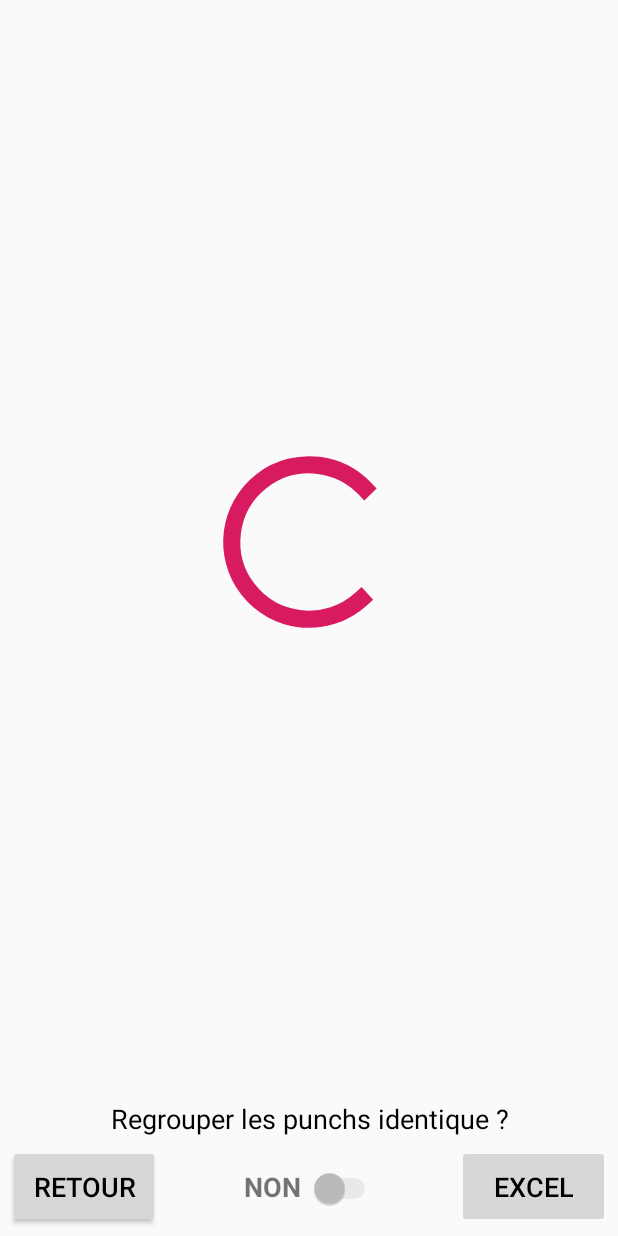
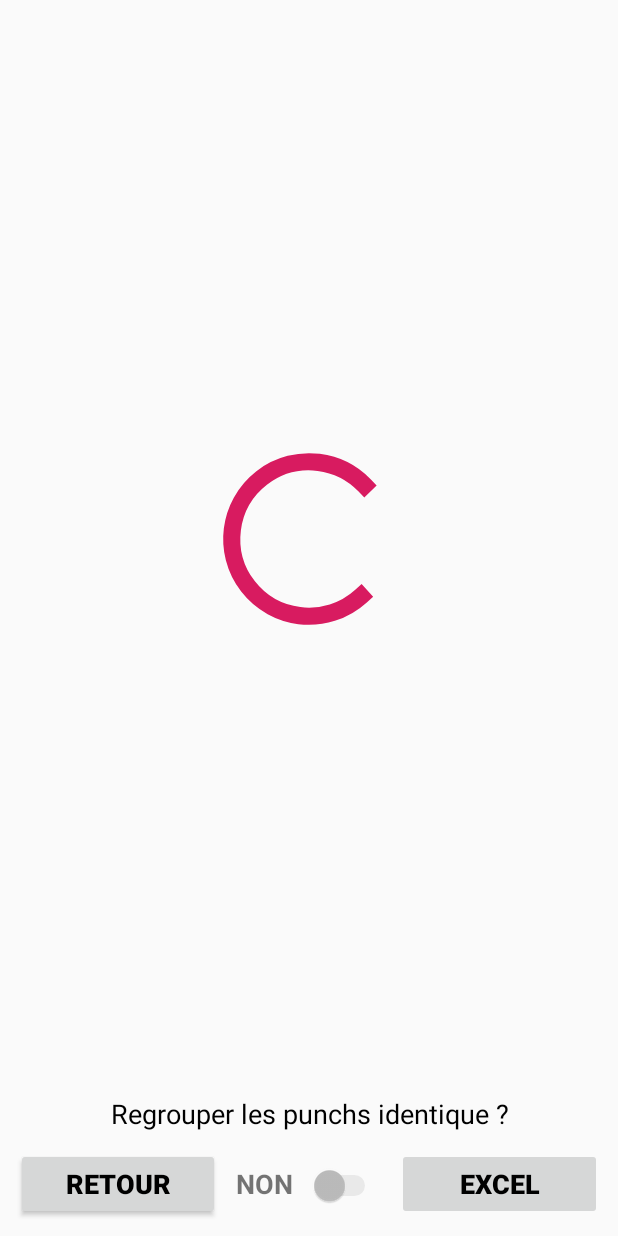
Before and after one commit to acid8x/AnthonyAdmin, an Android app: the PunchsActivity screen opened directly, with no data from a screen before it, on a phone screen of 412 x 824 dp. Run offline under Robolectric (Android 15) with nearby library versions, the light colour scheme and no system bars; libraries missing offline, so code that uses them is left out: org.apache.poi; 1 statement that could not run was skipped.

```diff
--- a/app/src/main/res/layout/activity_punchs.xml
+++ b/app/src/main/res/layout/activity_punchs.xml
@@ -53,10 +53,8 @@
             android:textAlignment="center"
             android:textSize="18sp"
             android:textColor="#000"
-            android:paddingTop="5dp"
-            android:paddingBottom="5dp"
-            android:paddingStart="5dp"
-            android:paddingEnd="5dp"
+            android:layout_margin="5dp"
+            android:singleLine="true"
             android:text="Regrouper les punchs identique ?"/>
 
         <LinearLayout
@@ -68,51 +66,41 @@
                 android:id="@+id/bRetourPunchs"
                 android:layout_width="0dp"
                 android:layout_height="wrap_content"
-                android:layout_weight="2"
+                android:layout_weight="1"
+                android:layout_margin="5dp"
                 android:textSize="18sp"
+                android:textStyle="bold"
                 android:textColor="#000"
-                android:paddingTop="15dp"
-                android:paddingBottom="15dp"
-                android:paddingStart="5dp"
-                android:paddingEnd="5dp"
                 android:shadowDx="3"
                 android:shadowDy="3"
                 android:shadowRadius="3"
                 android:text="Retour"/>
-            <Space
-                android:layout_width="0dp"
-                android:layout_weight="1"
-                android:layout_height="wrap_content"/>
 
             <TextView
                 android:id="@+id/tvDuplicate"
                 android:layout_width="wrap_content"
                 android:layout_height="wrap_content"
-                android:paddingStart="5dp"
-                android:paddingEnd="5dp"
+                android:layout_margin="5dp"
                 android:text="NON"
                 android:textSize="18sp"
                 android:textStyle="bold" />
+
             <Switch
                 android:id="@+id/swDuplicate"
+                android:layout_margin="5dp"
                 android:layout_width="wrap_content"
                 android:layout_height="wrap_content"
                 android:checked="false"/>
-            <Space
-                android:layout_width="0dp"
-                android:layout_weight="1"
-                android:layout_height="wrap_content"/>
+
             <Button
                 android:id="@+id/bExcelPunchs"
                 android:layout_width="0dp"
                 android:layout_height="wrap_content"
-                android:layout_weight="2"
+                android:layout_weight="1"
+                android:layout_margin="5dp"
                 android:textSize="18sp"
+                android:textStyle="bold"
                 android:textColor="#000"
-                android:paddingTop="15dp"
-                android:paddingBottom="15dp"
-                android:paddingStart="5dp"
-                android:paddingEnd="5dp"
                 android:shadowDx="3"
                 android:shadowDy="3"
                 android:shadowRadius="3"
```
Also changed, not shown: app/src/main/java/com/lepetitmaraicher/anthonyadmin/DaysActivity.java (+8 -7 lines), app/src/main/java/com/lepetitmaraicher/anthonyadmin/EmployesActivity.java (+16 -1 lines), app/src/main/java/com/lepetitmaraicher/anthonyadmin/MainActivity.java (+11 -7 lines), app/src/main/java/com/lepetitmaraicher/anthonyadmin/PunchsActivity.java (+8 -7 lines), app/src/main/res/layout/activity_employes.xml (+12 -18 lines), app/src/main/res/layout/activity_main.xml (+80 -37 lines).
